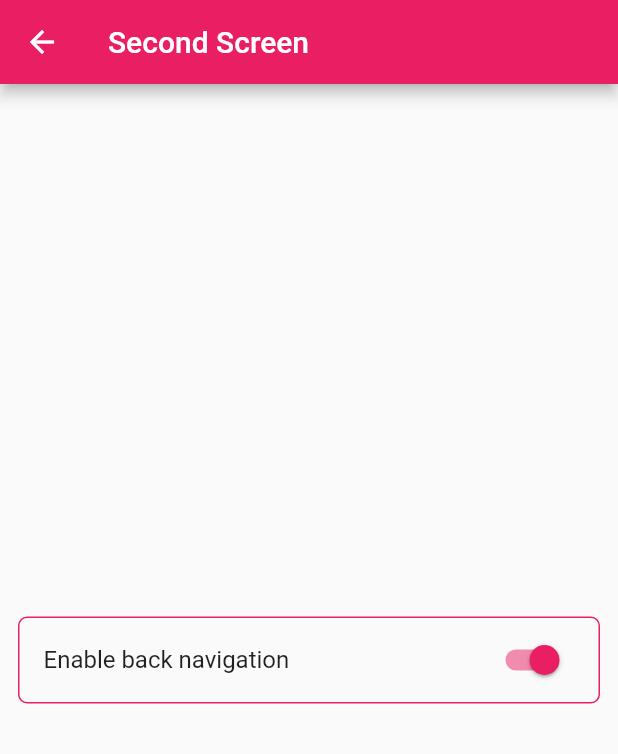
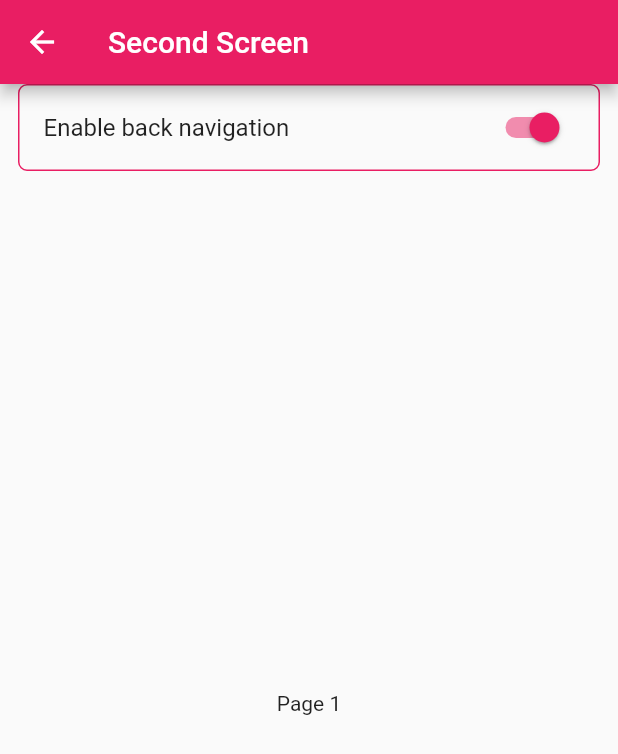
Before and after one commit to HelmyBc/custom_will_pop_scope, a Flutter app: the SecondScreen screen opened directly, on a phone screen of 412 x 824 dp. Shown: the top 754 px of the screen. Run offline on Flutter 3.47's test engine with Material 2 defaults, Android fonts, the phone set to English and light mode, and no system bars; our stand-ins replace get_it.

```diff
--- a/example/lib/main.dart
+++ b/example/lib/main.dart
@@ -97,8 +97,9 @@ class _SecondScreenState extends State<SecondScreen> {
       onPopAction: _onPopAction,
       child: Scaffold(
         appBar: AppBar(title: Text('Second Screen'), backgroundColor: _color),
-        body: Center(
-          child: Container(
+        body: Column(
+          children: [
+            Container(
               child: SwitchListTile(
                 activeColor: _color,
                 onChanged: _updateChanges,
@@ -111,6 +112,28 @@ class _SecondScreenState extends State<SecondScreen> {
               ),
               margin: EdgeInsets.symmetric(horizontal: 12.0),
             ),
+            Expanded(
+              child: PageView(
+                children: [
+                  Scaffold(
+                    body: Center(
+                      child: Text("Page 1"),
+                    ),
+                  ),
+                  Scaffold(
+                    body: Center(
+                      child: Text("Page 2"),
+                    ),
+                  ),
+                  Scaffold(
+                    body: Center(
+                      child: Text("Page 3"),
+                    ),
+                  ),
+                ],
+              ),
+            ),
+          ],
         ),
       ),
     );
--- a/lib/src/custom_will_pop_scope.dart
+++ b/lib/src/custom_will_pop_scope.dart
@@ -41,9 +41,8 @@ class CustomWillPopScope extends StatelessWidget {
       onPanEnd: (details) {
         // Enables the iOS return swipe according to some conditions
         if (canReturn &&
-            (details.velocity.pixelsPerSecond.dx < 0 ||
-                details.velocity.pixelsPerSecond.dx > 0 &&
-                    (Platform.isIOS || swipeOnAndroid)) &&
+            (details.velocity.pixelsPerSecond.dx > 0 &&
+                (Platform.isIOS || swipeOnAndroid)) &&
             Navigator.of(context).canPop()) {
           Navigator.of(context).pop();
           if (onPopAction != null) {
```
Lines whose indentation alone changed are shown as unchanged.
